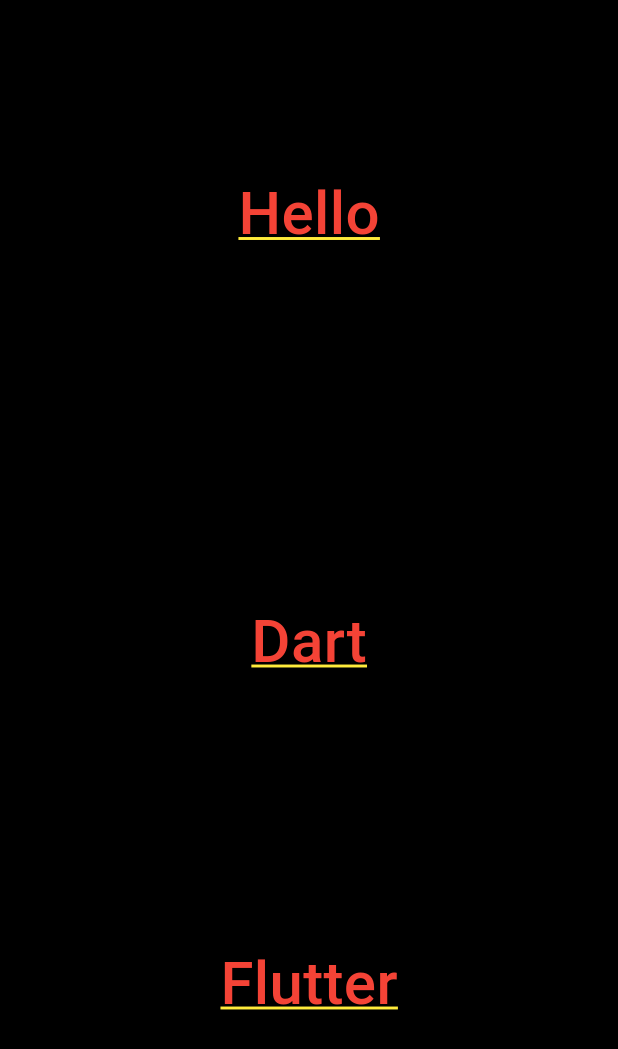
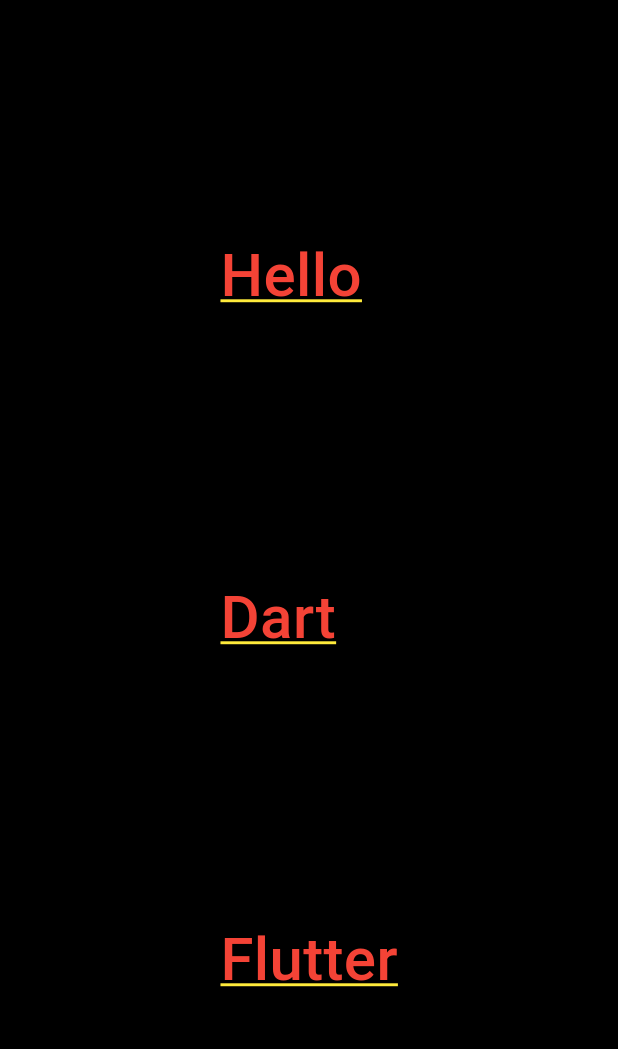
Before and after one commit to Avesh6754/anatonyflutter, a Flutter app: the screen it shows after launch, on a phone screen of 412 x 824 dp. Shown: the top 1049 px of the screen. Run offline on Flutter 3.47's test engine with Material 3 defaults, Android fonts, the light colour scheme and no system bars.

Commit message:
15-03-2024

```diff
--- a/lib/main.dart
+++ b/lib/main.dart
@@ -10,33 +10,13 @@
   // This widget is the root of your application.
   @override
   Widget build(BuildContext context) {
-     return MaterialApp(
+     return const MaterialApp(
       debugShowCheckedModeBanner: false,
         home :Scaffold(
     backgroundColor:Colors.black,
           body: Center(
-            child: Column(
-              children: [
-                Text('\n\nHello\n\n\n\n',
-                  style: TextStyle(
-                    fontSize: 40,
-                    fontWeight:FontWeight.w500,
-                    color: Colors.red,
-                    decoration: TextDecoration.underline,
-                    decorationColor: Colors.yellow,
-
-                  ),
-                ),
-                Text('Dart\n\n\n',
-                  style: TextStyle(
-                  fontSize: 40,
-                  fontWeight:FontWeight.w500,
-                  color: Colors.red,
-                  decoration: TextDecoration.underline,
-                  decorationColor: Colors.yellow,
-                ),
-                ),
-                Text('Flutter\n',
+              child:
+                Text('Hello\n\n\n\nDart\n\n\n\nFlutter',
                   style: TextStyle(
                     fontSize: 40,
                     fontWeight:FontWeight.w500,
@@ -45,11 +25,8 @@
                     decorationColor: Colors.yellow,
                   ),
                 ),
-              ],
             ),
-
-            ),
-          ),
+        ),
      );
 
 
```
